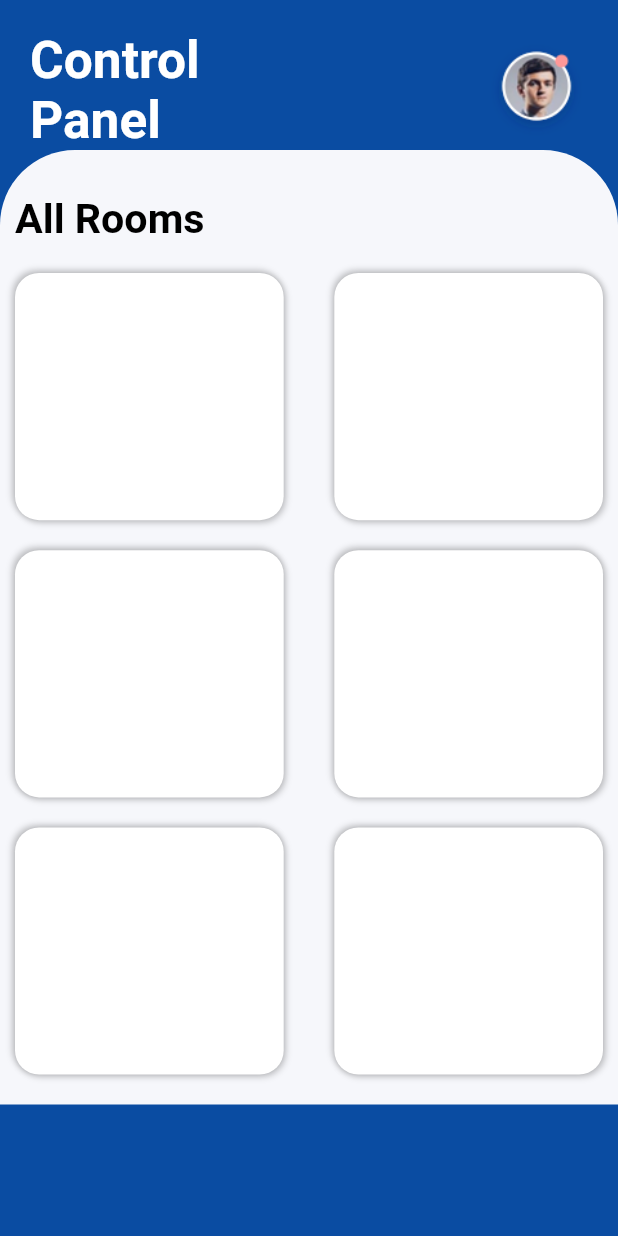
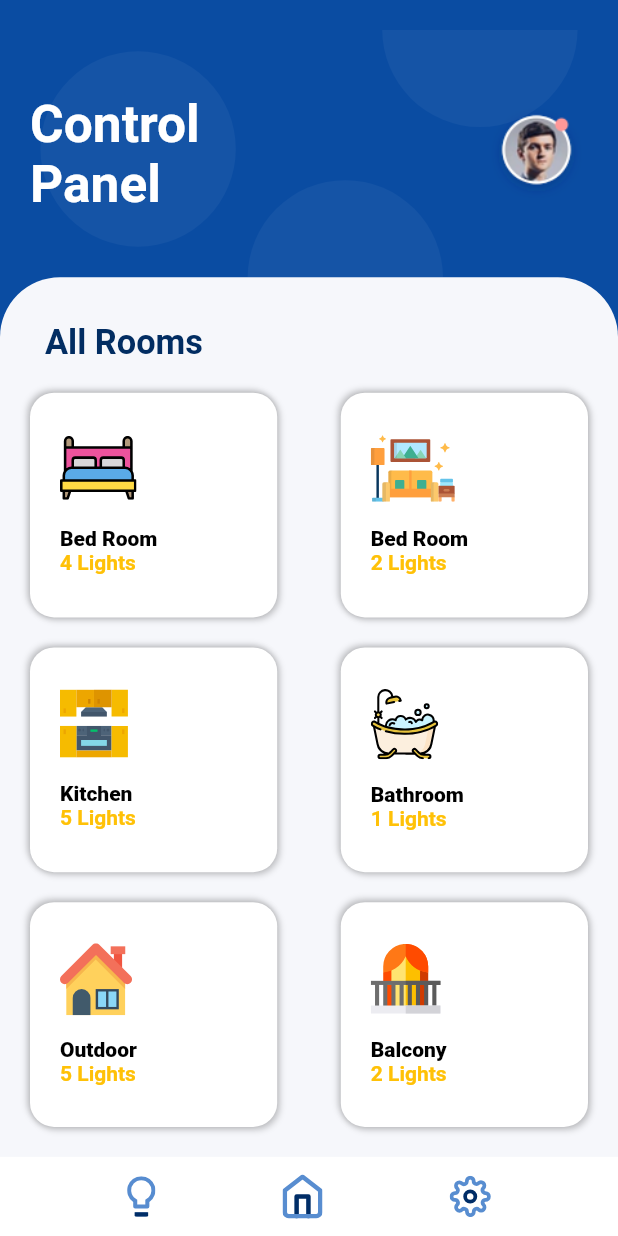
Before and after one commit to AdityaMotale/smart_light, a Flutter app: the screen it shows after launch, on a phone screen of 412 x 824 dp. Run offline on Flutter 3.47's test engine with Material 2 defaults, Android fonts, the phone set to English and light mode, and no system bars; our stand-ins replace flutter_svg, get.

Commit message:
home pae

```diff
--- a/lib/views/homePage.dart
+++ b/lib/views/homePage.dart
@@ -16,8 +16,9 @@ class HomePage extends StatelessWidget {
           mainAxisAlignment: MainAxisAlignment.start,
           children: [
             Container(
+              height: Get.height / 5,
               child: Stack(
-                alignment: AlignmentDirectional.topStart,
+                alignment: AlignmentDirectional.center,
                 children: [
                   Row(
                     mainAxisAlignment: MainAxisAlignment.spaceBetween,
@@ -46,6 +47,12 @@ class HomePage extends StatelessWidget {
                       ),
                     ],
                   ),
+                  Container(
+                    child: SvgPicture.asset(
+                      circlesBG,
+                      fit: BoxFit.cover,
+                    ),
+                  )
                 ],
               ),
             ),
@@ -54,8 +61,8 @@ class HomePage extends StatelessWidget {
               decoration: BoxDecoration(
                 color: Color(0xFFF6F7FB),
                 borderRadius: BorderRadius.only(
-                  topLeft: Radius.circular(50),
-                  topRight: Radius.circular(50),
+                  topLeft: Radius.circular(40),
+                  topRight: Radius.circular(40),
                 ),
               ),
               child: Column(
@@ -63,14 +70,12 @@ class HomePage extends StatelessWidget {
                 mainAxisAlignment: MainAxisAlignment.start,
                 children: [
                   Container(
-                    margin: const EdgeInsets.only(
-                      bottom: 20,
-                    ),
+                    margin: const EdgeInsets.only(bottom: 20, left: 20),
                     child: Text(
                       'All Rooms',
                       style: TextStyle(
-                        color: Colors.black,
-                        fontSize: Get.width / 15,
+                        color: Color(0xFF022D62),
+                        fontSize: Get.width / 18,
                         fontWeight: FontWeight.w600,
                       ),
                     ),
@@ -78,25 +83,74 @@ class HomePage extends StatelessWidget {
                   Row(
                     mainAxisAlignment: MainAxisAlignment.spaceBetween,
                     children: [
-                      RoomeTile(width: 2, height: 2),
-                      RoomeTile(width: 2, height: 2),
+                      RoomeTile(
+                        img: 'assets/bed.svg',
+                        roomName: 'Bed Room',
+                        lights: '4 Lights',
+                        onTap: () {},
+                      ),
+                      RoomeTile(
+                        img: 'assets/room.svg',
+                        roomName: 'Bed Room',
+                        onTap: () {},
+                        lights: '2 Lights',
+                      ),
                     ],
                   ),
                   Row(
                     mainAxisAlignment: MainAxisAlignment.spaceBetween,
                     children: [
-                      RoomeTile(width: 2, height: 2),
-                      RoomeTile(width: 2, height: 2),
+                      RoomeTile(
+                        img: 'assets/kitchen.svg',
+                        roomName: 'Kitchen',
+                        onTap: () {},
+                        lights: '5 Lights',
+                      ),
+                      RoomeTile(
+                        img: 'assets/bathtube.svg',
+                        roomName: 'Bathroom',
+                        onTap: () {},
+                        lights: '1 Lights',
+                      ),
                     ],
                   ),
                   Row(
                     mainAxisAlignment: MainAxisAlignment.spaceBetween,
                     children: [
-                      RoomeTile(width: 2, height: 2),
-                      RoomeTile(width: 2, height: 2),
+                      RoomeTile(
+                        img: 'assets/house.svg',
+                        roomName: 'Outdoor',
+                        onTap: () {},
+                        lights: '5 Lights',
+                      ),
+                      RoomeTile(
+                        img: 'assets/balcony.svg',
+                        roomName: 'Balcony',
+                        onTap: () {},
+                        lights: '2 Lights',
+                      ),
                     ],
                   ),
                 ],
+              ),
+            ),
+            Expanded(
+              child: Container(
+                color: Colors.white,
+                child: Row(
+                  mainAxisAlignment: MainAxisAlignment.spaceEvenly,
+                  children: [
+                    Container(
+                      child: SvgPicture.asset('assets/bulb.svg'),
+                    ),
+                    Container(
+                      child: SvgPicture.asset('assets/feather-home.svg'),
+                    ),
+                    Container(
+                      child: SvgPicture.asset('assets/feather-settings.svg'),
+                    ),
+                  ],
+                ),
               ),
             ),
           ],
--- a/lib/views/widgets/roomTile.dart
+++ b/lib/views/widgets/roomTile.dart
@@ -1,18 +1,29 @@
 import 'package:flutter/material.dart';
+import 'package:flutter_svg/flutter_svg.dart';
 import 'package:get/get.dart';
 
 class RoomeTile extends StatelessWidget {
-  final double width;
-  final double height;
+  final String img;
+  final String roomName;
+  final String lights;
+  final Function onTap;
 
-  const RoomeTile({Key? key, required this.width, required this.height})
-      : super(key: key);
+  const RoomeTile({
+    Key? key,
+    required this.img,
+    required this.roomName,
+    required this.lights,
+    required this.onTap,
+  }) : super(key: key);
   @override
   Widget build(BuildContext context) {
-    return Container(
-      margin: const EdgeInsets.only(bottom: 20),
-      width: Get.width / 2.3,
-      height: Get.height / 5,
+    return GestureDetector(
+      onTap: () => onTap,
+      child: Container(
+        margin: const EdgeInsets.only(bottom: 20, left: 10, right: 10),
+        padding: const EdgeInsets.all(20),
+        width: Get.width / 2.5,
+        height: Get.height / 5.5,
         decoration: BoxDecoration(
           borderRadius: BorderRadius.circular(16),
           boxShadow: [
@@ -29,6 +40,34 @@ class RoomeTile extends StatelessWidget {
           ],
           color: Colors.white,
         ),
+        child: Column(
+          mainAxisAlignment: MainAxisAlignment.spaceAround,
+          crossAxisAlignment: CrossAxisAlignment.start,
+          children: [
+            SvgPicture.asset(img),
+            Column(
+              mainAxisAlignment: MainAxisAlignment.spaceBetween,
+              crossAxisAlignment: CrossAxisAlignment.start,
+              children: [
+                Text(
+                  roomName,
+                  style: TextStyle(
+                    color: Colors.black,
+                    fontWeight: FontWeight.w800,
+                  ),
+                ),
+                Text(
+                  lights,
+                  style: TextStyle(
+                    color: Colors.amber,
+                    fontWeight: FontWeight.w600,
+                  ),
+                ),
+              ],
+            ),
+          ],
+        ),
+      ),
     );
   }
 }
```
Lines whose indentation alone changed are shown as unchanged.
